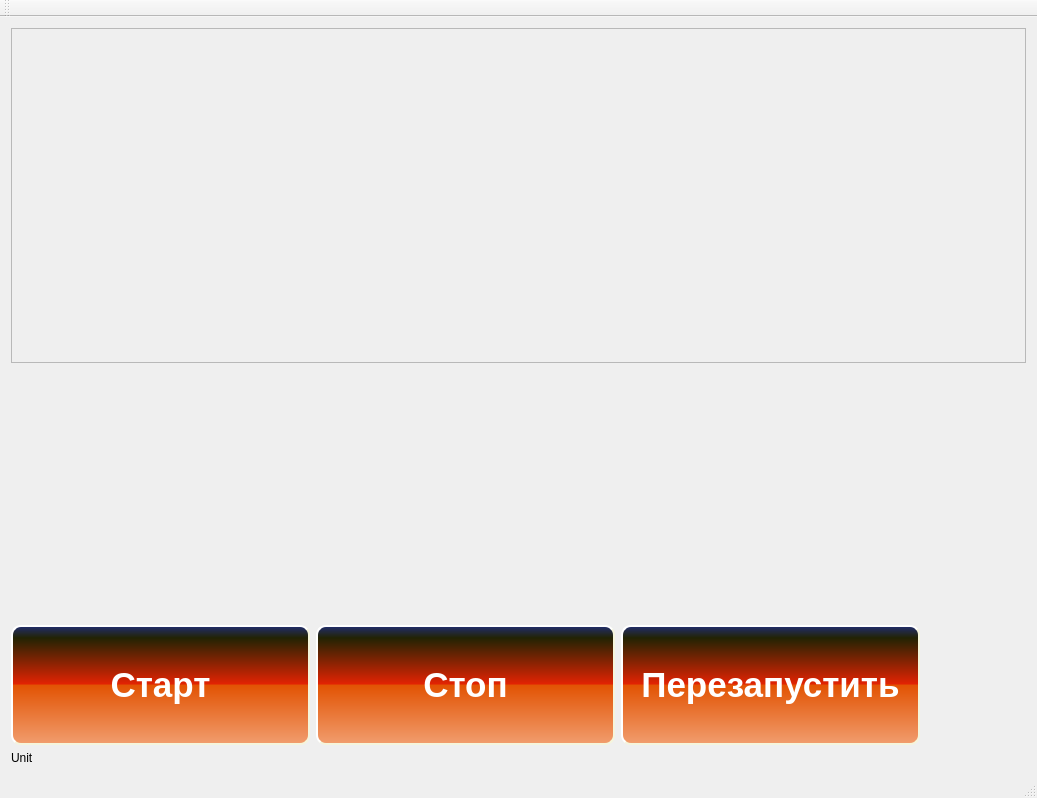
The window that mainwindow.ui (andreyshmelev/strength-test-with-camera-and-qcustomplot) describes before a commit, drawn with Qt 5.
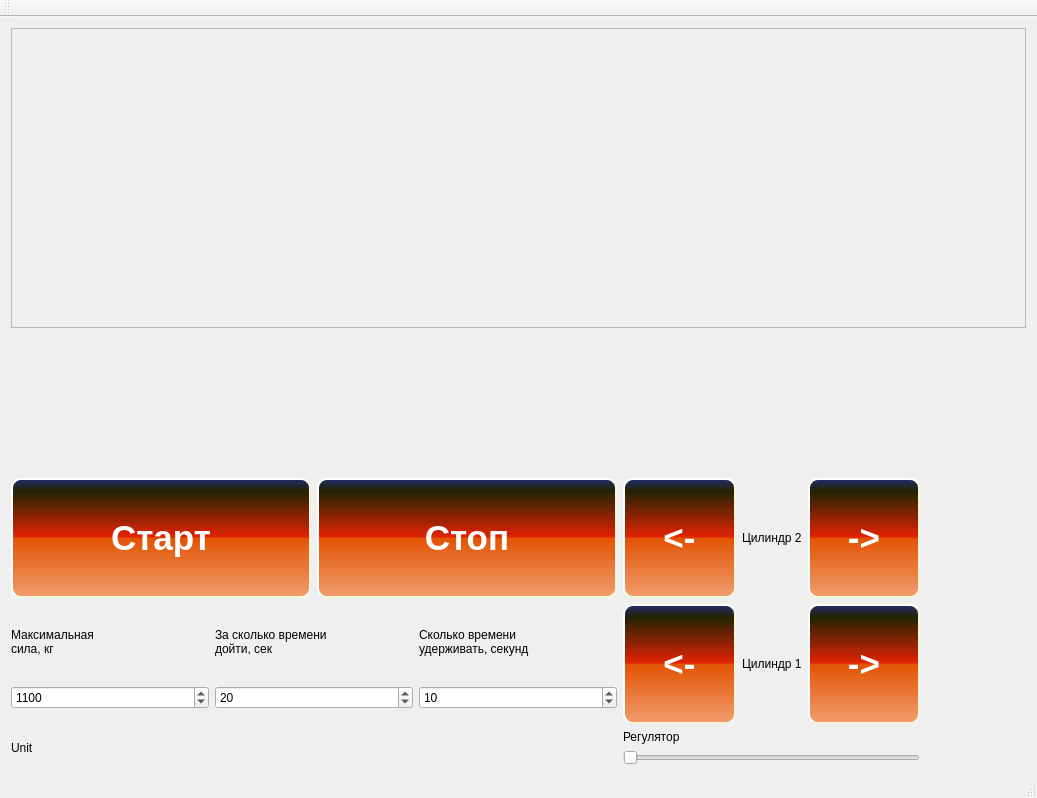
The same window after the commit. Custom widgets are drawn as their Qt base class.

Commit message: комит перед сохранением в файл

Patch:
```diff
--- a/mainwindow.ui
+++ b/mainwindow.ui
@@ -27,8 +27,264 @@
 }</string>
   </property>
   <widget class="QWidget" name="centralWidget">
-   <layout class="QGridLayout" name="gridLayout_2">
-    <item row="1" column="0">
+   <layout class="QGridLayout" name="gridLayout_6">
+    <item row="3" column="0" colspan="2">
+     <layout class="QGridLayout" name="gridLayout_5">
+      <item row="1" column="0">
+       <widget class="QSpinBox" name="spinBox">
+        <property name="minimum">
+         <number>1</number>
+        </property>
+        <property name="maximum">
+         <number>2500</number>
+        </property>
+        <property name="singleStep">
+         <number>100</number>
+        </property>
+        <property name="value">
+         <number>1100</number>
+        </property>
+       </widget>
+      </item>
+      <item row="0" column="0">
+       <widget class="QLabel" name="label">
+        <property name="sizePolicy">
+         <sizepolicy hsizetype="Preferred" vsizetype="Minimum">
+          <horstretch>0</horstretch>
+          <verstretch>0</verstretch>
+         </sizepolicy>
+        </property>
+        <property name="maximumSize">
+         <size>
+          <width>16777215</width>
+          <height>50</height>
+         </size>
+        </property>
+        <property name="text">
+         <string>Максимальная
+сила, кг</string>
+        </property>
+       </widget>
+      </item>
+      <item row="1" column="1">
+       <widget class="QSpinBox" name="spinBox_2">
+        <property name="minimum">
+         <number>1</number>
+        </property>
+        <property name="maximum">
+         <number>600</number>
+        </property>
+        <property name="singleStep">
+         <number>10</number>
+        </property>
+        <property name="value">
+         <number>20</number>
+        </property>
+       </widget>
+      </item>
+      <item row="0" column="1">
+       <widget class="QLabel" name="label_3">
+        <property name="sizePolicy">
+         <sizepolicy hsizetype="Preferred" vsizetype="Minimum">
+          <horstretch>0</horstretch>
+          <verstretch>0</verstretch>
+         </sizepolicy>
+        </property>
+        <property name="maximumSize">
+         <size>
+          <width>16777215</width>
+          <height>50</height>
+         </size>
+        </property>
+        <property name="text">
+         <string>За сколько времени
+дойти, сек</string>
+        </property>
+       </widget>
+      </item>
+      <item row="0" column="2">
+       <widget class="QLabel" name="label_2">
+        <property name="sizePolicy">
+         <sizepolicy hsizetype="Preferred" vsizetype="Minimum">
+          <horstretch>0</horstretch>
+          <verstretch>0</verstretch>
+         </sizepolicy>
+        </property>
+        <property name="maximumSize">
+         <size>
+          <width>16777215</width>
+          <height>50</height>
+         </size>
+        </property>
+        <property name="text">
+         <string>Сколько времени
+удерживать, секунд</string>
+        </property>
+       </widget>
+      </item>
+      <item row="1" column="2">
+       <widget class="QSpinBox" name="spinBox_3">
+        <property name="minimum">
+         <number>1</number>
+        </property>
+        <property name="maximum">
+         <number>660</number>
+        </property>
+        <property name="value">
+         <number>10</number>
+        </property>
+       </widget>
+      </item>
+     </layout>
+    </item>
+    <item row="3" column="2">
+     <layout class="QGridLayout" name="gridLayout_2">
+      <item row="0" column="0">
+       <widget class="QPushButton" name="stopbutton_5">
+        <property name="sizePolicy">
+         <sizepolicy hsizetype="Expanding" vsizetype="Expanding">
+          <horstretch>0</horstretch>
+          <verstretch>0</verstretch>
+         </sizepolicy>
+        </property>
+        <property name="maximumSize">
+         <size>
+          <width>120</width>
+          <height>120</height>
+         </size>
+        </property>
+        <property name="font">
+         <font>
+          <pointsize>-1</pointsize>
+          <weight>75</weight>
+          <italic>false</italic>
+          <bold>true</bold>
+         </font>
+        </property>
+        <property name="styleSheet">
+         <string notr="true">QPushButton 
+{
+background-color: QLinearGradient( x1: 0, y1: 0, x2: 0, y2: 1, stop: 0 #212D6E, stop: 0.1 #222303, stop: 0.49 #E22303, stop: 0.5 #E25303, stop: 1 #F19D6E);
+
+
+    border-style: outset;
+    border-width: 2px;
+    border-radius: 10px;
+    border-color: beige;
+    font: bold 35px; color: white;
+    padding: 6px;
+}
+
+
+
+QPushButton:disabled 
+{
+background-color: qlineargradient(spread:pad, x1:0, y1:0, x2:1, y2:0, stop:0 rgba(226,83,3, 70), stop:1 rgba(226,83,3, 70));
+    border-style: outset;
+    border-width: 2px;
+    border-radius: 10px;
+    border-color: beige;
+    font: bold 35px; color: white;
+    padding: 6px;
+}
+
+QPushButton:pressed 
+{
+background-color: qlineargradient(spread:pad, x1:0, y1:0, x2:0, y2:1, stop:0 rgba(0xe2,0x3c,0x03, 255), stop:1 rgba(226,83,3, 255));
+    border-style: outset;
+    border-width: 2px;
+    border-radius: 10px;
+    border-color: beige;
+    font: bold 35px; color: white;
+    padding: 6px;
+}</string>
+        </property>
+        <property name="text">
+         <string>&lt;-</string>
+        </property>
+       </widget>
+      </item>
+      <item row="0" column="1">
+       <widget class="QLabel" name="label_5">
+        <property name="sizePolicy">
+         <sizepolicy hsizetype="Minimum" vsizetype="Preferred">
+          <horstretch>0</horstretch>
+          <verstretch>0</verstretch>
+         </sizepolicy>
+        </property>
+        <property name="text">
+         <string>Цилиндр 1</string>
+        </property>
+       </widget>
+      </item>
+      <item row="0" column="2">
+       <widget class="QPushButton" name="stopbutton_4">
+        <property name="sizePolicy">
+         <sizepolicy hsizetype="Expanding" vsizetype="Expanding">
+          <horstretch>0</horstretch>
+          <verstretch>0</verstretch>
+         </sizepolicy>
+        </property>
+        <property name="maximumSize">
+         <size>
+          <width>120</width>
+          <height>120</height>
+         </size>
+        </property>
+        <property name="font">
+         <font>
+          <pointsize>-1</pointsize>
+          <weight>75</weight>
+          <italic>false</italic>
+          <bold>true</bold>
+         </font>
+        </property>
+        <property name="styleSheet">
+         <string notr="true">QPushButton 
+{
+background-color: QLinearGradient( x1: 0, y1: 0, x2: 0, y2: 1, stop: 0 #212D6E, stop: 0.1 #222303, stop: 0.49 #E22303, stop: 0.5 #E25303, stop: 1 #F19D6E);
+
+
+    border-style: outset;
+    border-width: 2px;
+    border-radius: 10px;
+    border-color: beige;
+    font: bold 35px; color: white;
+    padding: 6px;
+}
+
+
+
+QPushButton:disabled 
+{
+background-color: qlineargradient(spread:pad, x1:0, y1:0, x2:1, y2:0, stop:0 rgba(226,83,3, 70), stop:1 rgba(226,83,3, 70));
+    border-style: outset;
+    border-width: 2px;
+    border-radius: 10px;
+    border-color: beige;
+    font: bold 35px; color: white;
+    padding: 6px;
+}
+
+QPushButton:pressed 
+{
+background-color: qlineargradient(spread:pad, x1:0, y1:0, x2:0, y2:1, stop:0 rgba(0xe2,0x3c,0x03, 255), stop:1 rgba(226,83,3, 255));
+    border-style: outset;
+    border-width: 2px;
+    border-radius: 10px;
+    border-color: beige;
+    font: bold 35px; color: white;
+    padding: 6px;
+}</string>
+        </property>
+        <property name="text">
+         <string>-&gt;</string>
+        </property>
+       </widget>
+      </item>
+     </layout>
+    </item>
+    <item row="1" column="0" colspan="3">
      <widget class="QCustomPlot" name="customPlot" native="true">
       <property name="sizePolicy">
        <sizepolicy hsizetype="Expanding" vsizetype="Expanding">
@@ -44,7 +300,7 @@
       </property>
      </widget>
     </item>
-    <item row="1" column="1">
+    <item row="1" column="3">
      <widget class="QCustomPlot" name="customPlot_2" native="true">
       <property name="sizePolicy">
        <sizepolicy hsizetype="Preferred" vsizetype="Expanding">
@@ -66,81 +322,22 @@
       </property>
      </widget>
     </item>
-    <item row="2" column="0">
+    <item row="2" column="0" colspan="2">
      <layout class="QGridLayout" name="gridLayout">
-      <item row="0" column="0">
-       <widget class="QPushButton" name="startButton">
-        <property name="sizePolicy">
-         <sizepolicy hsizetype="Minimum" vsizetype="Expanding">
-          <horstretch>0</horstretch>
-          <verstretch>0</verstretch>
-         </sizepolicy>
-        </property>
-        <property name="maximumSize">
-         <size>
-          <width>16777215</width>
-          <height>120</height>
-         </size>
-        </property>
-        <property name="font">
-         <font>
-          <pointsize>-1</pointsize>
-          <weight>75</weight>
-          <italic>false</italic>
-          <bold>true</bold>
-         </font>
-        </property>
-        <property name="styleSheet">
-         <string notr="true">QPushButton 
-{
-background-color: QLinearGradient( x1: 0, y1: 0, x2: 0, y2: 1, stop: 0 #212D6E, stop: 0.1 #222303, stop: 0.49 #E22303, stop: 0.5 #E25303, stop: 1 #F19D6E);
-
-
-    border-style: outset;
-    border-width: 2px;
-    border-radius: 10px;
-    border-color: beige;
-    font: bold 35px; color: white;
-    padding: 6px;
-}
-
-
-
-QPushButton:disabled 
-{
-background-color: qlineargradient(spread:pad, x1:0, y1:0, x2:1, y2:0, stop:0 rgba(226,83,3, 70), stop:1 rgba(226,83,3, 70));
-    border-style: outset;
-    border-width: 2px;
-    border-radius: 10px;
-    border-color: beige;
-    font: bold 35px; color: white;
-    padding: 6px;
-}
-
-QPushButton:pressed 
-{
-background-color: qlineargradient(spread:pad, x1:0, y1:0, x2:0, y2:1, stop:0 rgba(0xe2,0x3c,0x03, 255), stop:1 rgba(226,83,3, 255));
-    border-style: outset;
-    border-width: 2px;
-    border-radius: 10px;
-    border-color: beige;
-    font: bold 35px; color: white;
-    padding: 6px;
-}</string>
-        </property>
-        <property name="text">
-         <string>Старт</string>
-        </property>
-       </widget>
-      </item>
-      <item row="0" column="1">
+      <item row="0" column="3">
        <widget class="QPushButton" name="stopbutton">
         <property name="sizePolicy">
-         <sizepolicy hsizetype="Minimum" vsizetype="Expanding">
+         <sizepolicy hsizetype="Expanding" vsizetype="Expanding">
           <horstretch>0</horstretch>
           <verstretch>0</verstretch>
          </sizepolicy>
         </property>
+        <property name="minimumSize">
+         <size>
+          <width>300</width>
+          <height>0</height>
+         </size>
+        </property>
         <property name="maximumSize">
          <size>
           <width>16777215</width>
@@ -199,13 +396,19 @@
        </widget>
       </item>
       <item row="0" column="2">
-       <widget class="QPushButton" name="restartbutton">
+       <widget class="QPushButton" name="startButton">
         <property name="sizePolicy">
-         <sizepolicy hsizetype="Minimum" vsizetype="Expanding">
+         <sizepolicy hsizetype="Expanding" vsizetype="Expanding">
           <horstretch>0</horstretch>
           <verstretch>0</verstretch>
          </sizepolicy>
         </property>
+        <property name="minimumSize">
+         <size>
+          <width>300</width>
+          <height>0</height>
+         </size>
+        </property>
         <property name="maximumSize">
          <size>
           <width>16777215</width>
@@ -259,21 +462,186 @@
 }</string>
         </property>
         <property name="text">
-         <string>Перезапустить</string>
+         <string>Старт</string>
         </property>
        </widget>
       </item>
      </layout>
     </item>
-    <item row="3" column="0">
+    <item row="2" column="2">
+     <layout class="QGridLayout" name="gridLayout_3">
+      <item row="0" column="1">
+       <widget class="QLabel" name="label_4">
+        <property name="text">
+         <string>Цилиндр 2</string>
+        </property>
+       </widget>
+      </item>
+      <item row="0" column="0">
+       <widget class="QPushButton" name="stopbutton_2">
+        <property name="sizePolicy">
+         <sizepolicy hsizetype="Expanding" vsizetype="Expanding">
+          <horstretch>0</horstretch>
+          <verstretch>0</verstretch>
+         </sizepolicy>
+        </property>
+        <property name="maximumSize">
+         <size>
+          <width>120</width>
+          <height>120</height>
+         </size>
+        </property>
+        <property name="font">
+         <font>
+          <pointsize>-1</pointsize>
+          <weight>75</weight>
+          <italic>false</italic>
+          <bold>true</bold>
+         </font>
+        </property>
+        <property name="styleSheet">
+         <string notr="true">QPushButton 
+{
+background-color: QLinearGradient( x1: 0, y1: 0, x2: 0, y2: 1, stop: 0 #212D6E, stop: 0.1 #222303, stop: 0.49 #E22303, stop: 0.5 #E25303, stop: 1 #F19D6E);
+
+
+    border-style: outset;
+    border-width: 2px;
+    border-radius: 10px;
+    border-color: beige;
+    font: bold 35px; color: white;
+    padding: 6px;
+}
+
+
+
+QPushButton:disabled 
+{
+background-color: qlineargradient(spread:pad, x1:0, y1:0, x2:1, y2:0, stop:0 rgba(226,83,3, 70), stop:1 rgba(226,83,3, 70));
+    border-style: outset;
+    border-width: 2px;
+    border-radius: 10px;
+    border-color: beige;
+    font: bold 35px; color: white;
+    padding: 6px;
+}
+
+QPushButton:pressed 
+{
+background-color: qlineargradient(spread:pad, x1:0, y1:0, x2:0, y2:1, stop:0 rgba(0xe2,0x3c,0x03, 255), stop:1 rgba(226,83,3, 255));
+    border-style: outset;
+    border-width: 2px;
+    border-radius: 10px;
+    border-color: beige;
+    font: bold 35px; color: white;
+    padding: 6px;
+}</string>
+        </property>
+        <property name="text">
+         <string>&lt;-</string>
+        </property>
+       </widget>
+      </item>
+      <item row="0" column="2">
+       <widget class="QPushButton" name="stopbutton_3">
+        <property name="sizePolicy">
+         <sizepolicy hsizetype="Expanding" vsizetype="Expanding">
+          <horstretch>0</horstretch>
+          <verstretch>0</verstretch>
+         </sizepolicy>
+        </property>
+        <property name="maximumSize">
+         <size>
+          <width>120</width>
+          <height>120</height>
+         </size>
+        </property>
+        <property name="font">
+         <font>
+          <pointsize>-1</pointsize>
+          <weight>75</weight>
+          <italic>false</italic>
+          <bold>true</bold>
+         </font>
+        </property>
+        <property name="styleSheet">
+         <string notr="true">QPushButton 
+{
+background-color: QLinearGradient( x1: 0, y1: 0, x2: 0, y2: 1, stop: 0 #212D6E, stop: 0.1 #222303, stop: 0.49 #E22303, stop: 0.5 #E25303, stop: 1 #F19D6E);
+
+
+    border-style: outset;
+    border-width: 2px;
+    border-radius: 10px;
+    border-color: beige;
+    font: bold 35px; color: white;
+    padding: 6px;
+}
+
+
+
+QPushButton:disabled 
+{
+background-color: qlineargradient(spread:pad, x1:0, y1:0, x2:1, y2:0, stop:0 rgba(226,83,3, 70), stop:1 rgba(226,83,3, 70));
+    border-style: outset;
+    border-width: 2px;
+    border-radius: 10px;
+    border-color: beige;
+    font: bold 35px; color: white;
+    padding: 6px;
+}
+
+QPushButton:pressed 
+{
+background-color: qlineargradient(spread:pad, x1:0, y1:0, x2:0, y2:1, stop:0 rgba(0xe2,0x3c,0x03, 255), stop:1 rgba(226,83,3, 255));
+    border-style: outset;
+    border-width: 2px;
+    border-radius: 10px;
+    border-color: beige;
+    font: bold 35px; color: white;
+    padding: 6px;
+}</string>
+        </property>
+        <property name="text">
+         <string>-&gt;</string>
+        </property>
+       </widget>
+      </item>
+     </layout>
+    </item>
+    <item row="4" column="2">
+     <layout class="QGridLayout" name="gridLayout_4">
+      <item row="0" column="0">
+       <widget class="QLabel" name="label_6">
+        <property name="text">
+         <string>Регулятор</string>
+        </property>
+       </widget>
+      </item>
+      <item row="1" column="0">
+       <widget class="QSlider" name="horizontalSlider">
+        <property name="orientation">
+         <enum>Qt::Horizontal</enum>
+        </property>
+       </widget>
+      </item>
+     </layout>
+    </item>
+    <item row="4" column="0" colspan="2">
      <widget class="QLabel" name="message">
       <property name="text">
        <string>Unit</string>
       </property>
      </widget>
     </item>
-    <item row="0" column="0" colspan="2">
+    <item row="0" column="0" colspan="4">
      <widget class="QScrollArea" name="scrollArea">
+      <property name="minimumSize">
+       <size>
+        <width>0</width>
+        <height>300</height>
+       </size>
+      </property>
       <property name="widgetResizable">
        <bool>true</bool>
       </property>
@@ -283,7 +651,7 @@
          <x>0</x>
          <y>0</y>
          <width>1013</width>
-         <height>223</height>
+         <height>298</height>
         </rect>
        </property>
       </widget>
```
The commit also changes 2 other files.
